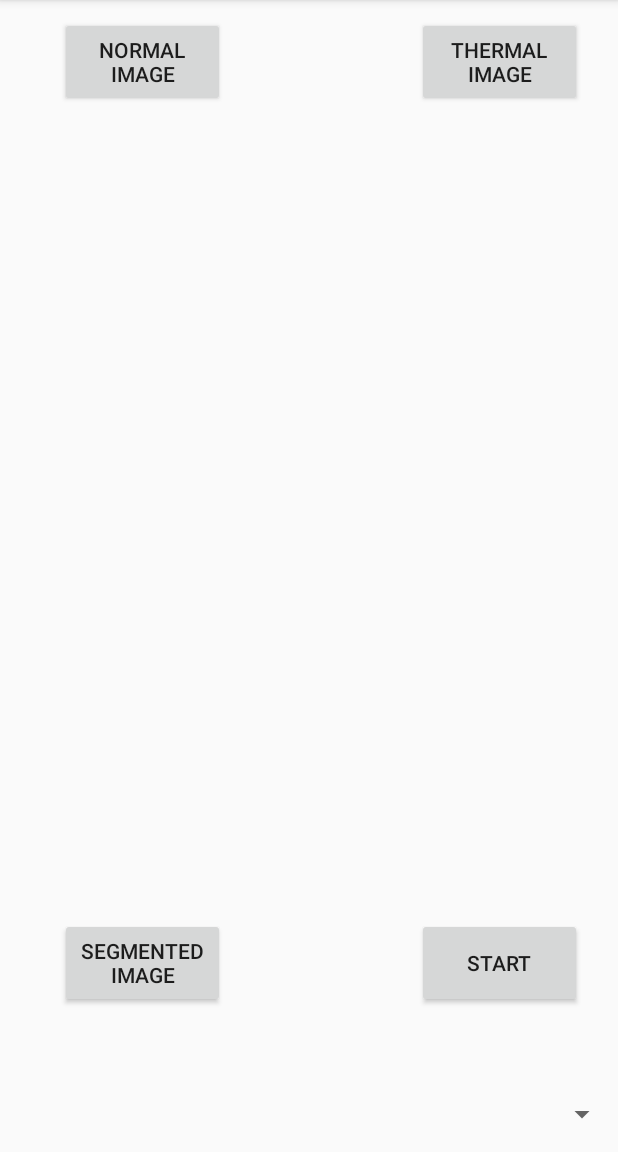
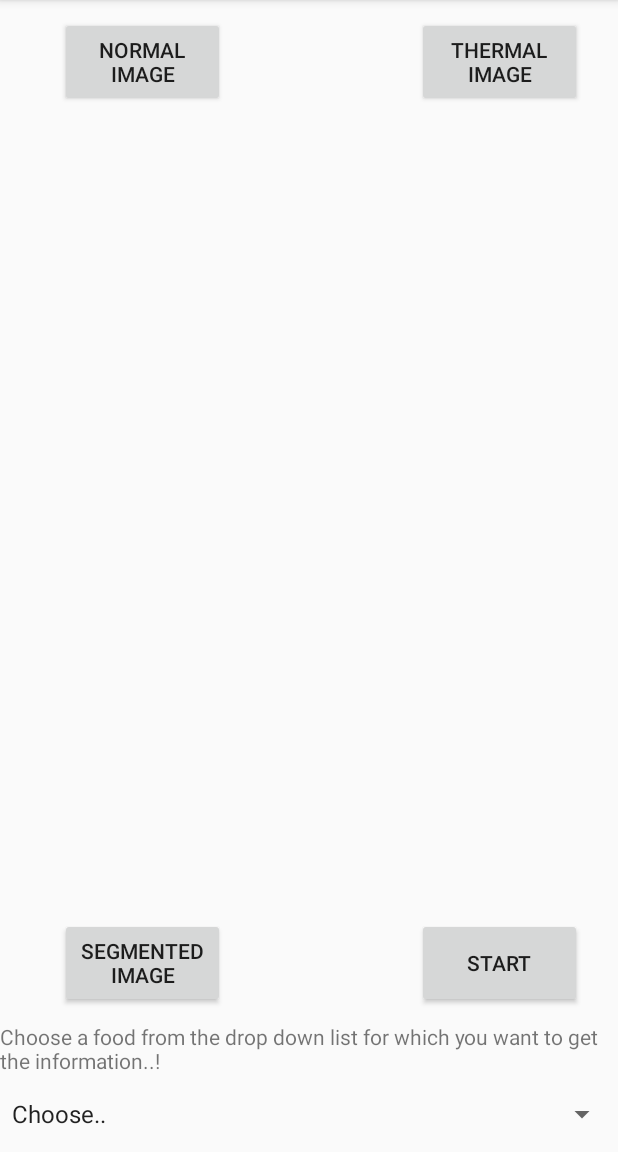
Before and after one commit to mdepak/mobile_computing, an Android app: the screen it shows after launch (MainActivity), after a tap on "START", on a phone screen of 412 x 824 dp, the part 84-1236 px from its top. Run offline under Robolectric (Android 15) with nearby library versions, the phone set to English and light mode, and no system bars.

Commit message:
Spinner available

```diff
--- a/ProjectApplication/app/src/main/java/com/example/ash2277/projectapplication/MainActivity.java
+++ b/ProjectApplication/app/src/main/java/com/example/ash2277/projectapplication/MainActivity.java
@@ -13,7 +13,10 @@ import android.support.v4.view.ViewPager;
 import android.support.v7.app.AppCompatActivity;
 import android.util.Log;
 import android.view.View;
+import android.widget.AdapterView;
+import android.widget.ArrayAdapter;
 import android.widget.Button;
+import android.widget.Spinner;
 import android.widget.TextView;
 import android.widget.Toast;
 
@@ -48,10 +51,13 @@ public class MainActivity extends AppCompatActivity {
     Button startButton;
     TextView textview1;
     TextView textview2;
-
+    TextView textview3;
+    Spinner spinner;
 
     ArrayList<Uri> images = new ArrayList<>();
     ArrayList<String> imagepath= new ArrayList<>();
+    ArrayList<String> itemNames = new ArrayList<>();
+
 
     public interface  Api{
         @Multipart
@@ -95,7 +101,20 @@ public class MainActivity extends AppCompatActivity {
         startButton = findViewById(R.id.startBtn);
         textview1 = findViewById(R.id.pathView1);
         textview2 = findViewById(R.id.pathView2);
+        textview3 = findViewById(R.id.text3);
+        spinner = findViewById(R.id.items);
+        spinner.setOnItemSelectedListener(new AdapterView.OnItemSelectedListener() {
+            @Override
+            public void onItemSelected(AdapterView<?> adapterView, View view, int i, long l) {
+                if(!adapterView.getItemAtPosition(i).toString().equals("Choose.."))
+                    Toast.makeText(MainActivity.this, adapterView.getItemAtPosition(i) + " ", Toast.LENGTH_SHORT).show();
+            }
 
+            @Override
+            public void onNothingSelected(AdapterView<?> adapterView) {
+                Toast.makeText(MainActivity.this, "Nothing seleected", Toast.LENGTH_SHORT).show();
+            }
+        });
 
         normalButton.setOnClickListener(new View.OnClickListener() {
             @Override
@@ -118,7 +137,17 @@ public class MainActivity extends AppCompatActivity {
             public void onClick(View view) {
                 try {
                     sleep(5000);
-                    Toast.makeText(MainActivity.this, "Segmentation is done..!!! ", Toast.LENGTH_LONG).show();
+                    textview3.setVisibility(View.VISIBLE);
+                    itemNames.add("Choose..");
+                    itemNames.add("Fries");
+                    itemNames.add("Soup");
+                    itemNames.add("Rice");
+                    ArrayAdapter<String> adapter = new ArrayAdapter<String>(MainActivity.this,
+                            android.R.layout.simple_spinner_item,itemNames);
+                    adapter.setDropDownViewResource(android.R.layout.simple_spinner_dropdown_item);
+                    spinner.setAdapter(adapter);
+                    spinner.setVisibility(View.VISIBLE);
+                    Toast.makeText(MainActivity.this, "Segmentation is done..!!! ", Toast.LENGTH_SHORT).show();
                 } catch (InterruptedException e) {
                     e.printStackTrace();
                 }
@@ -128,13 +157,11 @@ public class MainActivity extends AppCompatActivity {
         segmentButton.setOnClickListener(new View.OnClickListener() {
             @Override
             public void onClick(View view) {
-
+                Intent segment = new Intent(MainActivity.this, SegmentActivity.class);
+                segment.putExtra("Normal Image",imagepath.get(0));
+                startActivity(segment);
             }
         });
-
-
-
-
 
     }
 
--- a/ProjectApplication/app/src/main/res/layout/activity_main.xml
+++ b/ProjectApplication/app/src/main/res/layout/activity_main.xml
@@ -68,12 +68,6 @@
         android:layout_height="179dp"
         android:layout_centerInParent="true" />
 
-    <TextView
-        android:layout_width="match_parent"
-        android:layout_height="wrap_content"
-        android:id="@+id/text3"
-        android:visibility="gone"
-        android:text="Choose a food from the drop down list for which you want to get the information..!"/>
 
     <Spinner
         android:id="@+id/items"
@@ -81,8 +75,19 @@
         android:layout_height="wrap_content"
         android:layout_alignParentBottom="true"
         android:layout_alignParentStart="true"
-        android:layout_marginBottom="13dp" />
+        android:layout_marginBottom="13dp"
+        android:visibility="gone"
+        android:clickable="true"/>
 
+    <TextView
+        android:id="@+id/text3"
+        android:layout_width="wrap_content"
+        android:layout_height="wrap_content"
+        android:layout_alignParentBottom="true"
+        android:layout_alignParentStart="true"
+        android:layout_marginBottom="51dp"
+        android:text="Choose a food from the drop down list for which you want to get the information..!"
+        android:visibility="gone"/>
 
 
 </RelativeLayout>
--- a/ProjectApplication/app/src/main/res/layout/segmented_layout.xml
+++ b/ProjectApplication/app/src/main/res/layout/segmented_layout.xml
@@ -14,7 +14,9 @@
     <TextView
         android:layout_width="match_parent"
         android:layout_height="wrap_content"
-        android:text="Segmented images"/>
+        android:layout_alignParentStart="true"
+        android:layout_centerVertical="true"
+        android:text="Segmented images" />
 
     <android.support.v4.view.ViewPager
         android:id="@+id/segViewPager"
```
Also changed, not shown: ProjectApplication/app/src/main/AndroidManifest.xml (+7 -0 lines), ProjectApplication/app/src/main/java/com/example/ash2277/projectapplication/SegmentActivity.java (added, +43 -0 lines).
